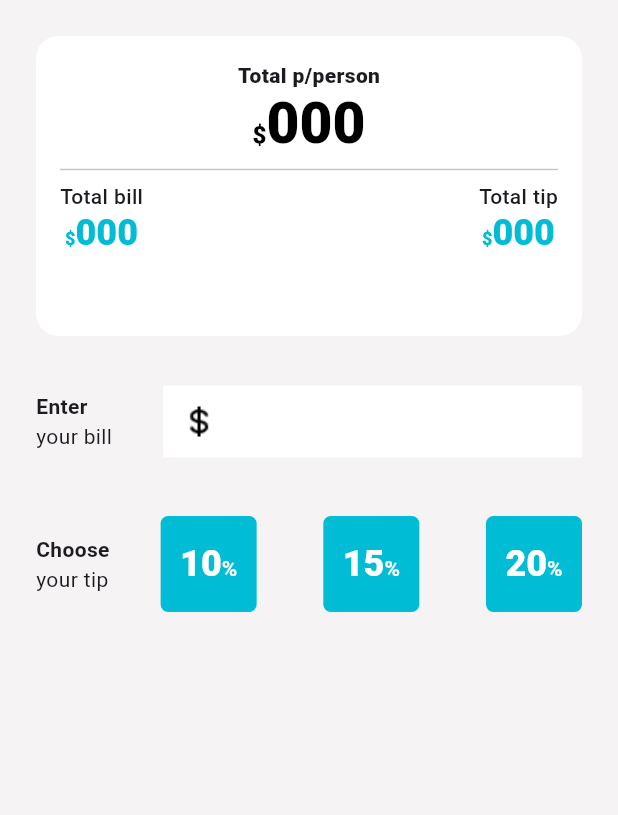
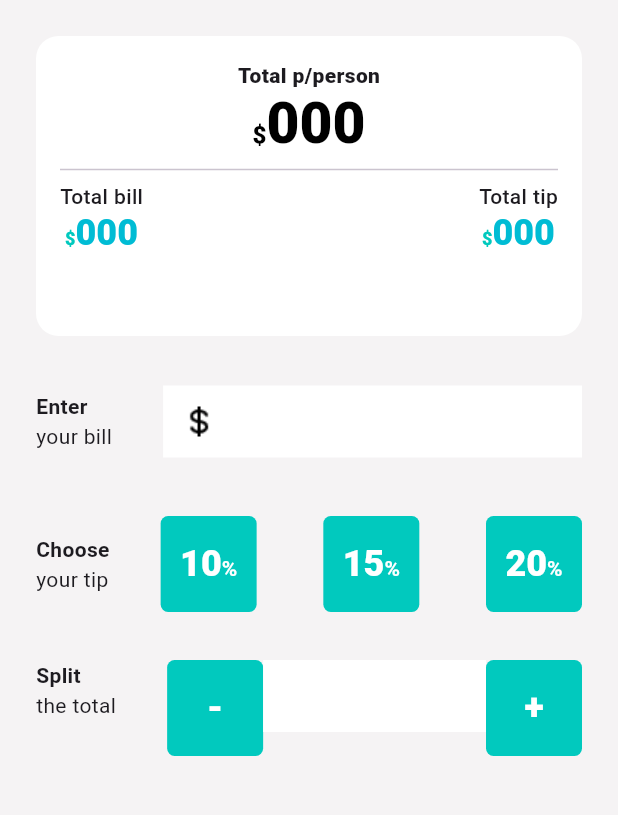
Before and after one commit to PutTheTrust/tip_calculator, a Flutter app: the screen it shows after launch, on a phone screen of 412 x 824 dp, the part 123-938 px from its top. Run offline on Flutter 3.47's test engine with Material 2 defaults, Android fonts, the phone set to English and light mode, and no system bars; missing offline and left inert: dart:ffi.

Commit message:
update: add base split section

```diff
--- a/lib/screens/home_screen.dart
+++ b/lib/screens/home_screen.dart
@@ -2,6 +2,7 @@ import 'package:flutter/material.dart';
 import 'package:tip_calculator/constants/strings.dart';
 import 'package:tip_calculator/widgets/input_widget.dart';
 import 'package:tip_calculator/widgets/left_title_widget.dart';
+import 'package:tip_calculator/widgets/split_widget.dart';
 import 'package:tip_calculator/widgets/tip_widget.dart';
 import 'package:tip_calculator/widgets/title_widget.dart';
 import 'package:tip_calculator/widgets/total_widget.dart';
@@ -25,8 +26,9 @@ class Home extends StatelessWidget {
               // Bill input
               InputWidget(),
               // Percentage input
-              TipWidget()
+              TipWidget(),
               // Split input
+              SplitWidget()
             ],
           ),
         ),
--- a/lib/themes/styles.dart
+++ b/lib/themes/styles.dart
@@ -6,7 +6,7 @@ class Styles {
   static TextStyle subTitle = const TextStyle(fontWeight: FontWeight.w500);
   static TextStyle subAmount = const TextStyle(
     fontSize: 12,
-    color: Colors.cyan,
+    color: Color(0xFF01C9BE),
     fontWeight: FontWeight.w900,
   );
   static TextStyle mainAmountSub = const TextStyle(
@@ -15,7 +15,7 @@ class Styles {
       const TextStyle(color: Colors.black, fontSize: 38);
 
   static ButtonStyle button = ButtonStyle(
-    backgroundColor: MaterialStateProperty.all<Color>(Colors.cyan),
+    backgroundColor: MaterialStateProperty.all<Color>(const Color(0xFF01C9BE)),
     foregroundColor: MaterialStateProperty.all<Color>(Colors.white),
     shape: MaterialStateProperty.all<RoundedRectangleBorder>(
       RoundedRectangleBorder(
--- a/lib/widgets/custom_button.dart
+++ b/lib/widgets/custom_button.dart
@@ -1,9 +1,12 @@
+import 'dart:ffi';
+
 import 'package:flutter/material.dart';
 import 'package:tip_calculator/themes/styles.dart';
 
 class CustomButton extends StatelessWidget {
   final String text;
-  const CustomButton({super.key, required this.text});
+  final bool isShowSub;
+  const CustomButton({super.key, required this.text, required this.isShowSub});
 
   @override
   Widget build(BuildContext context) {
@@ -20,8 +23,10 @@ class CustomButton extends StatelessWidget {
                 style:
                     const TextStyle(fontWeight: FontWeight.w900, fontSize: 24),
               ),
-              const TextSpan(
-                  text: "%", style: TextStyle(fontWeight: FontWeight.bold))
+              TextSpan(
+                text: isShowSub ? "%" : "",
+                style: const TextStyle(fontWeight: FontWeight.bold),
+              )
             ],
           ),
         ),
--- /dev/null
+++ b/lib/widgets/split_widget.dart
@@ -0,0 +1,56 @@
+import 'package:flutter/material.dart';
+import 'package:tip_calculator/constants/strings.dart';
+import 'package:tip_calculator/widgets/custom_button.dart';
+import 'package:tip_calculator/widgets/custom_space.dart';
+import 'package:tip_calculator/widgets/left_title_widget.dart';
+
+class SplitWidget extends StatefulWidget {
+  const SplitWidget({super.key});
+
+  @override
+  State<SplitWidget> createState() => _SplitWidgetState();
+}
+
+class _SplitWidgetState extends State<SplitWidget> {
+  final splitController = TextEditingController();
+
+  @override
+  void dispose() {
+    // Clean up the controller when the widget is removed from the widget tree.
+    // This also removes the _printLatestValue listener.
+    splitController.dispose();
+    super.dispose();
+  }
+
+  @override
+  Widget build(BuildContext context) {
+    return Padding(
+      padding: const EdgeInsets.only(top: 32),
+      child: Row(
+        crossAxisAlignment: CrossAxisAlignment.start,
+        children: [
+          LeftTitleWidget(topText: Strings.split, bottomText: Strings.theTotal),
+          const CustomSpacer(),
+          const CustomButton(
+            text: "-",
+            isShowSub: false,
+          ),
+          Expanded(
+            child: TextField(
+              decoration: const InputDecoration(
+                filled: true,
+                fillColor: Colors.white,
+                border: InputBorder.none,
+              ),
+              controller: splitController,
+            ),
+          ),
+          const CustomButton(
+            text: "+",
+            isShowSub: false,
+          )
+        ],
+      ),
+    );
+  }
+}
--- a/lib/widgets/tip_widget.dart
+++ b/lib/widgets/tip_widget.dart
@@ -21,12 +21,15 @@ class TipWidget extends StatelessWidget {
               children: [
                 CustomButton(
                   text: Strings.tenPercent,
+                  isShowSub: true,
                 ),
                 CustomButton(
                   text: Strings.fifteenPercent,
+                  isShowSub: true,
                 ),
                 CustomButton(
                   text: Strings.twentyPercent,
+                  isShowSub: true,
                 ),
               ],
             ),
```
